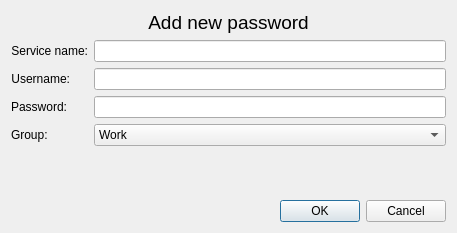
Qt form passwordformdialog.ui (krystianbeduch/password-manager) before a commit.
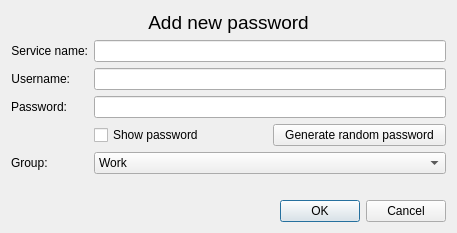
The same form after that commit.

Commit message: improve table UI, add about, add move password in table, add parse/import

What changed in the file:
```diff
--- a/passwordformdialog.ui
+++ b/passwordformdialog.ui
@@ -135,14 +135,14 @@
          </property>
         </widget>
        </item>
-       <item row="3" column="0">
+       <item row="4" column="0">
         <widget class="QLabel" name="groupLabel">
          <property name="text">
           <string>Group:</string>
          </property>
         </widget>
        </item>
-       <item row="3" column="1">
+       <item row="4" column="1">
         <widget class="QComboBox" name="groupComboBox">
          <item>
           <property name="text">
@@ -166,6 +166,24 @@
          </item>
         </widget>
        </item>
+       <item row="3" column="1">
+        <layout class="QHBoxLayout" name="horizontalLayout_4">
+         <item>
+          <widget class="QCheckBox" name="showHidePasswordCheckBox">
+           <property name="text">
+            <string>Show password</string>
+           </property>
+          </widget>
+         </item>
+         <item>
+          <widget class="QPushButton" name="generatePasswordButton">
+           <property name="text">
+            <string>Generate random password</string>
+           </property>
+          </widget>
+         </item>
+        </layout>
+       </item>
       </layout>
      </item>
      <item>
```
The commit also changes 21 other files.
